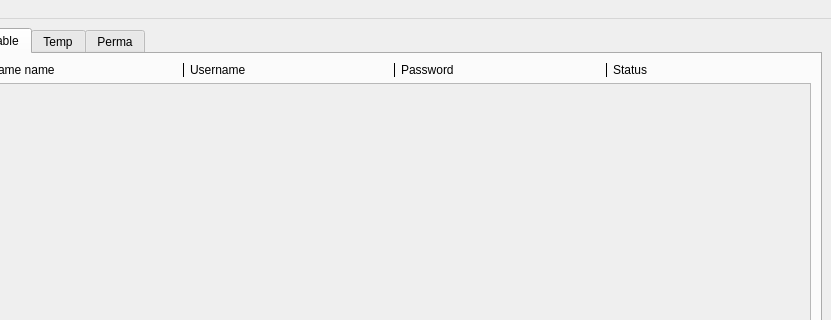
Ima-Kang/LoLTools, file forms/accountmanager.ui: the form before one commit; both pictures show x 89 to 920 and y 0 to 320 of the 920 by 666 pixel window.
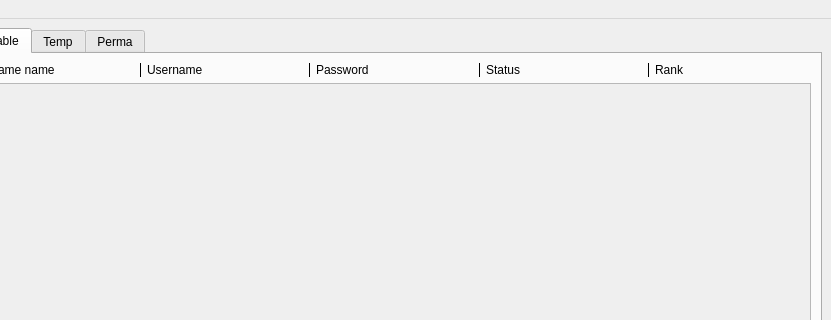
The form after the commit. The open tabs and pages were chosen to show the change.

Commit message: rank labels

The edit to the form file:
```diff
--- a/forms/accountmanager.ui
+++ b/forms/accountmanager.ui
@@ -264,6 +264,23 @@
             </property>
            </widget>
           </item>
+          <item>
+           <widget class="Line" name="line_25">
+            <property name="frameShadow">
+             <enum>QFrame::Plain</enum>
+            </property>
+            <property name="orientation">
+             <enum>Qt::Vertical</enum>
+            </property>
+           </widget>
+          </item>
+          <item>
+           <widget class="QLabel" name="label_22">
+            <property name="text">
+             <string>Rank</string>
+            </property>
+           </widget>
+          </item>
          </layout>
         </item>
         <item>
```
Left out of the diff: 43 changed lines with no effect on the pictures. The commit also changes 1 other file.
